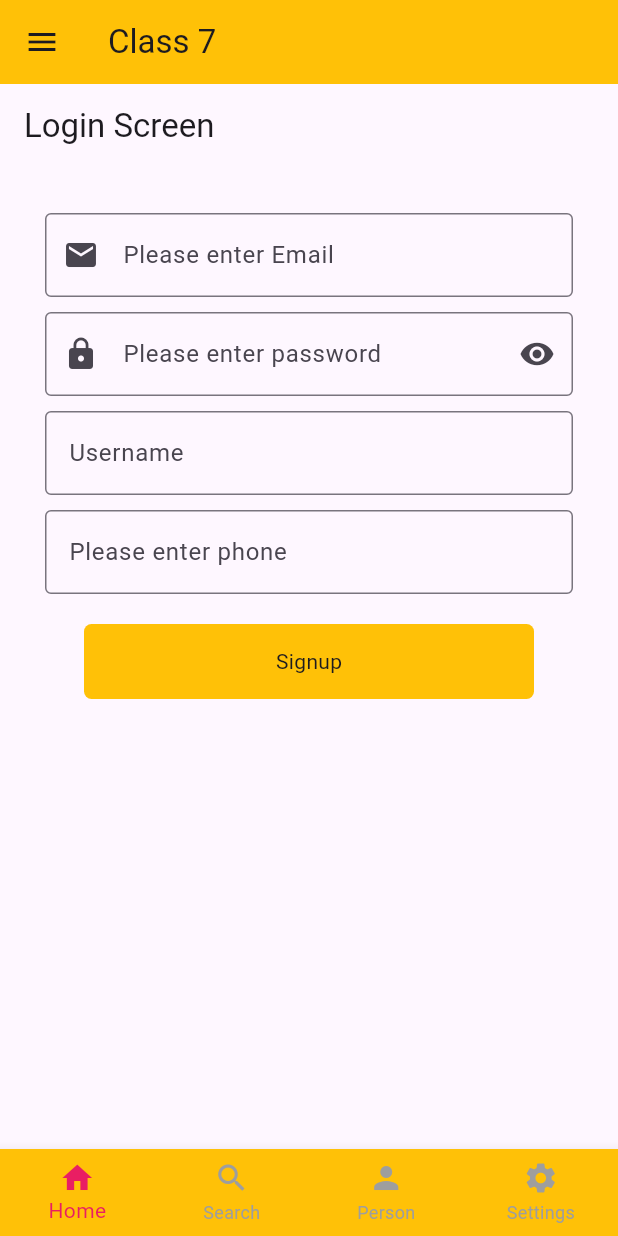
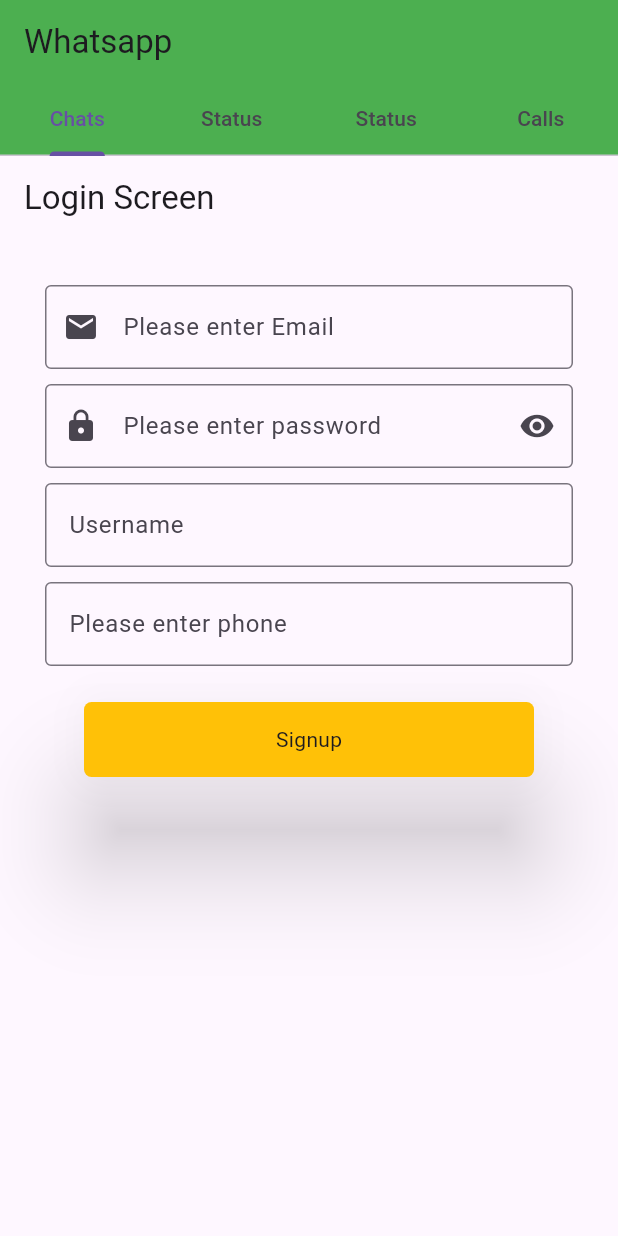
Before and after one commit to Hira-kiran/flutter-batch-4, a Flutter app: the screen it shows after launch, on a phone screen of 412 x 824 dp. Run offline on Flutter 3.47's test engine with Material 3 defaults, Android fonts, the phone set to English and light mode, and no system bars; key blocks and very long unbroken strings in the code were emptied for the run.

Commit message:
class 8 & 9

```diff
--- a/lib/class3.dart
+++ b/lib/class3.dart
@@ -64,7 +64,9 @@
             const SizedBox(
               height: 20,
             ),
-            Container(
+            Card(
+              elevation: 30,
+              child: Container(
                 height: 50,
                 width: 300,
                 decoration: BoxDecoration(
@@ -72,6 +74,7 @@
                   color: Colors.amber,
                 ),
                 child: const Center(child: Text("Signup")),
+              ),
             )
           ],
         ),
--- /dev/null
+++ b/lib/class8&9.dart
@@ -0,0 +1,92 @@
+import 'package:flutter/material.dart';
+import 'package:flutter_batch4/class3.dart';
+import 'package:flutter_batch4/class5&6.dart';
+
+class Class8And9 extends StatelessWidget {
+  const Class8And9({super.key});
+
+  @override
+  Widget build(BuildContext context) {
+    return DefaultTabController(
+      length: 4,
+      child: SafeArea(
+        child: Scaffold(
+          appBar: AppBar(
+              backgroundColor: Colors.green,
+              title: const Text("Whatsapp"),
+              bottom: const TabBar(tabs: [
+                Tab(
+                  text: "Chats",
+                  // icon: Icon(Icons.chat),
+                ),
+                Tab(
+                  text: "Status",
+                  // icon: Icon(Icons.start),
+                ),
+                Tab(
+                  text: "Status",
+                  // icon: Icon(Icons.start),
+                ),
+                Tab(
+                  text: "Calls",
+                  // icon: Icon(Icons.phone),
+                ),
+              ])),
+          body: TabBarView(children: [
+            const Class3(),
+            Column(
+              children: [
+                const Text("Chats"),
+                ElevatedButton(
+                    onPressed: () {
+                      ScaffoldMessenger.of(context).showSnackBar(SnackBar(
+                          action:
+                              SnackBarAction(label: "Undo", onPressed: () {}),
+                          content:
+                              const Text("Are you sure you want to delete?")));
+                    },
+                    child: const Text("data"))
+              ],
+            ),
+            const Class5And6(),
+            Column(
+              children: [
+                Stack(
+                  children: [
+                    Container(
+                      height: 300,
+                      width: 300,
+                      color: Colors.amber,
+                    ),
+                    Container(
+                      height: 200,
+                      width: 200,
+                      color: Colors.pink,
+                    ),
+                    Container(
+                      height: 100,
+                      width: 100,
+                      color: Colors.purple,
+                    ),
+                  ],
+                )
+              ],
+            ),
+          ]),
+        ),
+      ),
+    );
+  }
+}
+
+// LEC 8:
+// •	Tab bar widget
+// •	Elevated Button
+// •	Snack bar widget
+
+
+// LEC 9:
+// •	Stack widget
+// •	Card Widget
+// •	Safe area
+// •	List view widget
--- a/lib/main.dart
+++ b/lib/main.dart
@@ -1,5 +1,6 @@
 import 'package:flutter/material.dart';
 import 'package:flutter_batch4/class5&6.dart';
+import 'package:flutter_batch4/class8&9.dart';
 
 import 'class7.dart';
 
@@ -12,6 +13,7 @@
 
   @override
   Widget build(BuildContext context) {
-    return const MaterialApp(debugShowCheckedModeBanner: false, home: Class7());
+    return const MaterialApp(
+        debugShowCheckedModeBanner: false, home: Class8And9());
   }
 }
```
Lines whose indentation alone changed are shown as unchanged.
